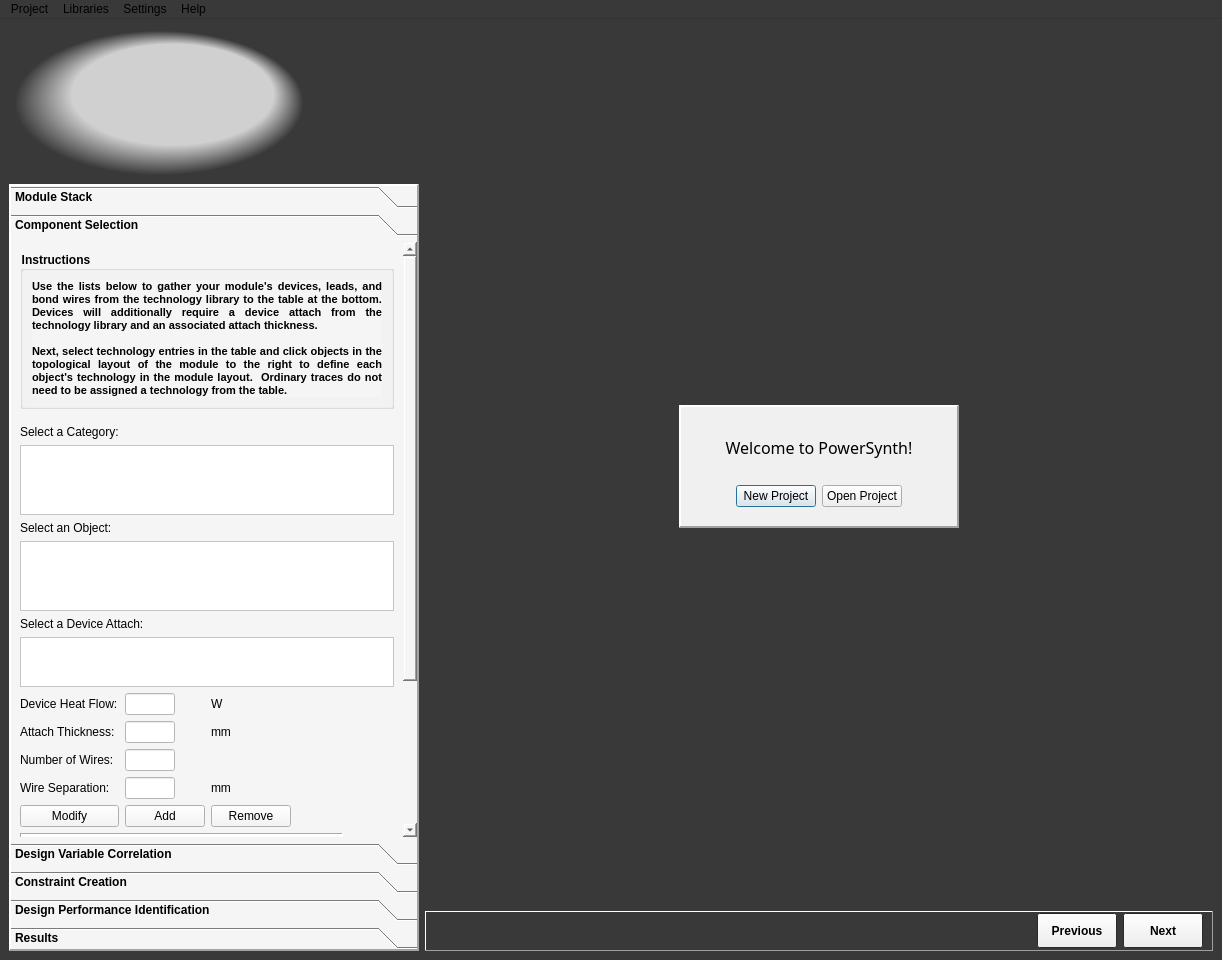
Qt form powercad/project_builder/ui/mainWindow_import_layer_stack.ui (e3da/PowerSynth1-src) before a commit.
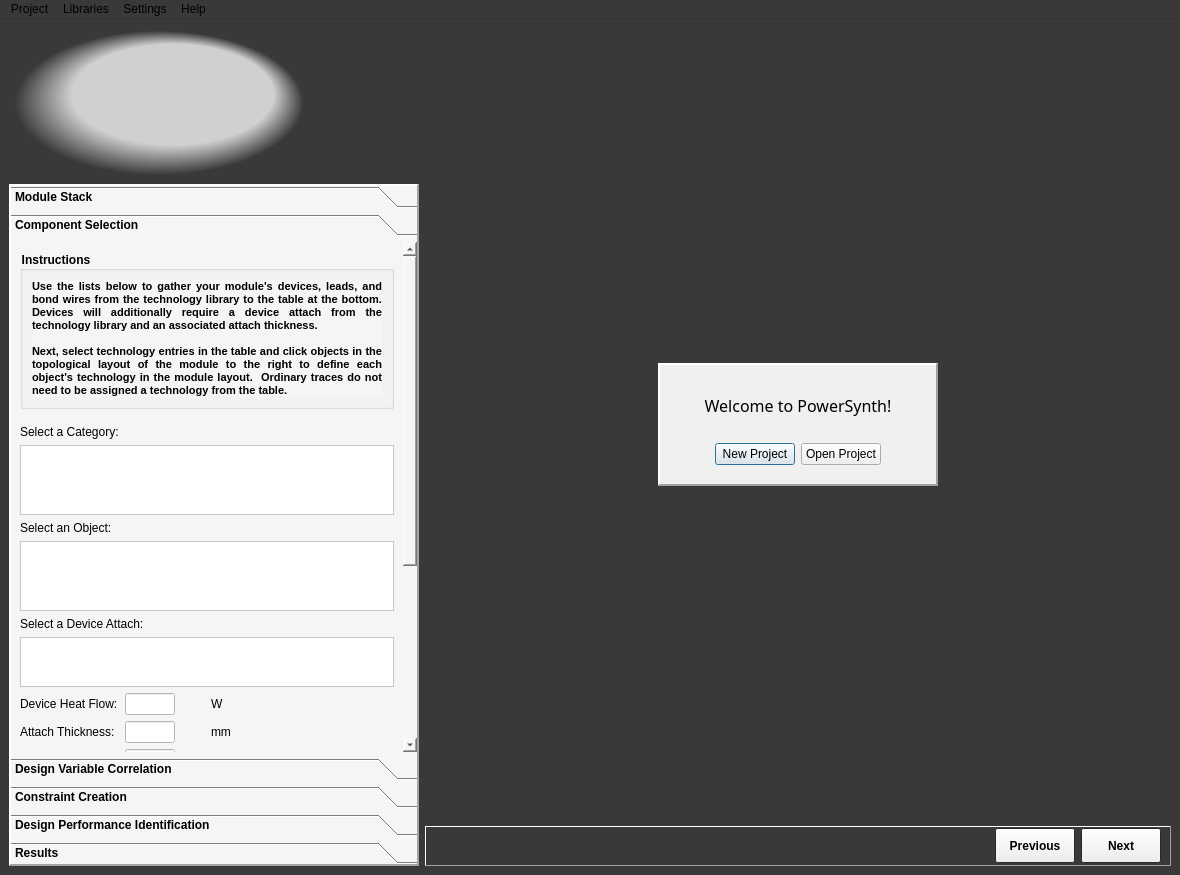
The same form after that commit. The open tabs and pages were chosen to show the change. Icons and pictures are not drawn.

The edit to the form file:
```diff
--- a/powercad/project_builder/ui/mainWindow_import_layer_stack.ui
+++ b/powercad/project_builder/ui/mainWindow_import_layer_stack.ui
@@ -6,8 +6,8 @@
    <rect>
     <x>0</x>
     <y>0</y>
-    <width>1222</width>
-    <height>960</height>
+    <width>1180</width>
+    <height>875</height>
    </rect>
   </property>
   <property name="palette">
@@ -1768,8 +1768,8 @@
         <rect>
          <x>0</x>
          <y>0</y>
-         <width>282</width>
-         <height>832</height>
+         <width>359</width>
+         <height>806</height>
         </rect>
        </property>
        <attribute name="label">
@@ -4076,7 +4076,7 @@
     <rect>
      <x>0</x>
      <y>0</y>
-     <width>1222</width>
+     <width>1180</width>
      <height>21</height>
     </rect>
    </property>
```
Left out of the diff: 16 changed lines with no effect on the pictures.
